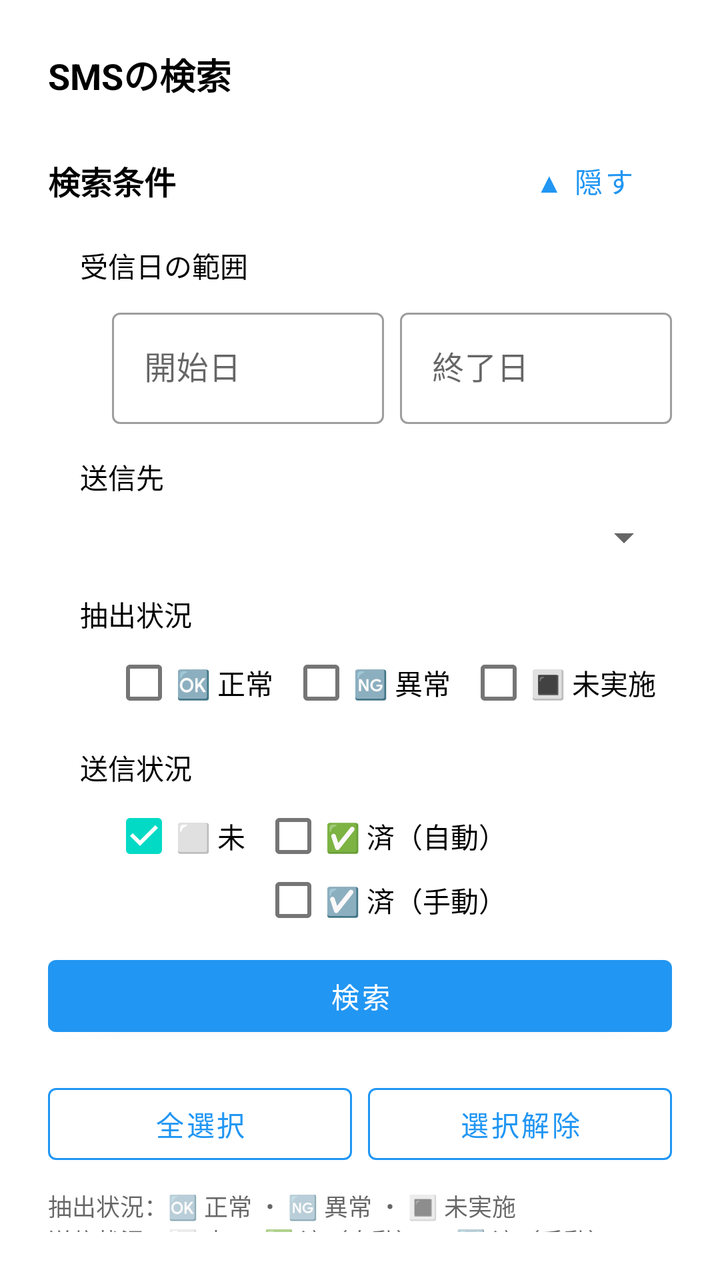
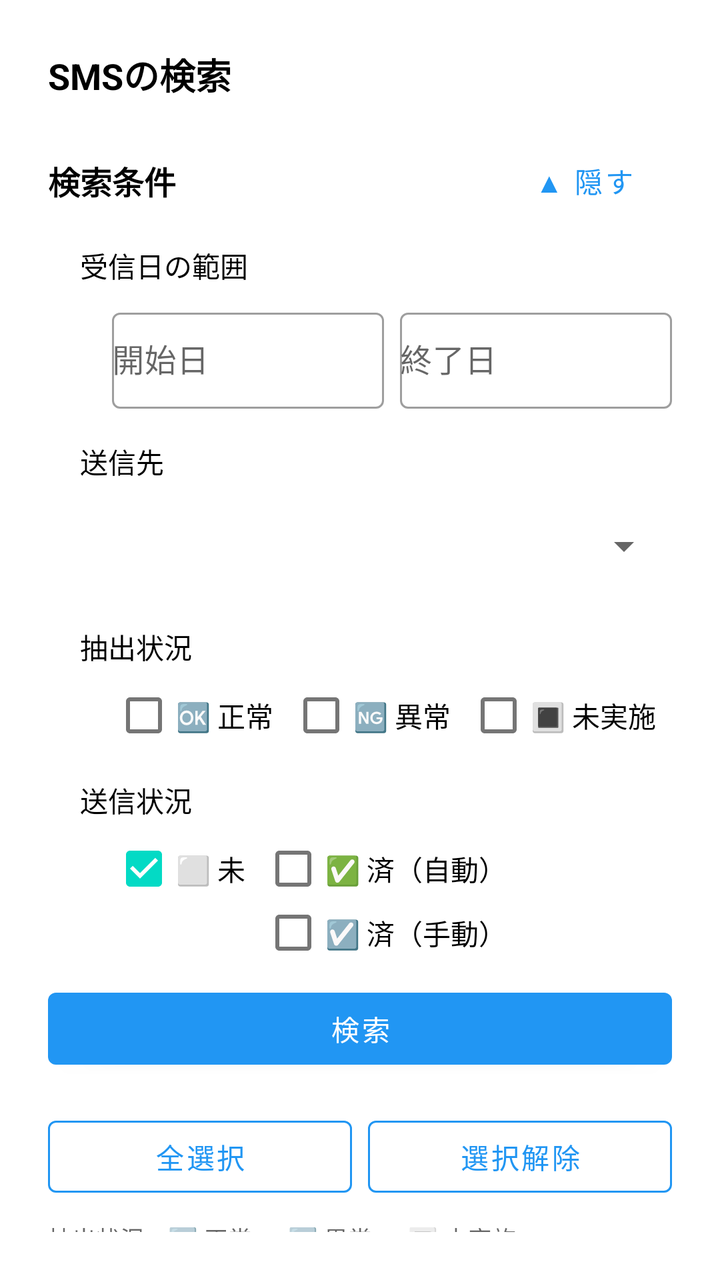

Before-and-after screenshots of an Android layout around one commit, followed by the original layout XML and the change that was made.
<!-- AndroidManifest.xml: application theme Theme.SmsToKintone -->
<!-- res/layout/activity_sms_search.xml -->
<?xml version="1.0" encoding="utf-8"?>
<LinearLayout xmlns:android="http://schemas.android.com/apk/res/android"
    xmlns:app="http://schemas.android.com/apk/res-auto"
    android:layout_width="match_parent"
    android:layout_height="match_parent"
    android:orientation="vertical"
    android:padding="24dp">

    <TextView
        android:layout_width="wrap_content"
        android:layout_height="wrap_content"
        android:layout_marginBottom="16dp"
        android:text="@string/title_sms_search"
        android:textSize="18sp"
        android:textStyle="bold"
        android:textColor="?attr/colorOnSurface" />

    <LinearLayout
        android:id="@+id/layoutPermissionRequired"
        android:layout_width="match_parent"
        android:layout_height="wrap_content"
        android:layout_marginBottom="16dp"
        android:orientation="vertical"
        android:visibility="gone">

        <TextView
            android:layout_width="wrap_content"
            android:layout_height="wrap_content"
            android:layout_marginBottom="8dp"
            android:text="@string/label_sms_read_permission_required"
            android:textColor="?attr/colorOnSurface" />
    </LinearLayout>

    <LinearLayout
        android:id="@+id/layoutSearchForm"
        android:layout_width="match_parent"
        android:layout_height="0dp"
        android:layout_weight="1"
        android:orientation="vertical">

        <LinearLayout
            android:layout_width="match_parent"
            android:layout_height="wrap_content"
            android:layout_marginBottom="8dp"
            android:orientation="horizontal"
            android:gravity="center_vertical">

            <TextView
                android:layout_width="0dp"
                android:layout_height="wrap_content"
                android:layout_weight="1"
                android:text="@string/section_search_conditions"
                android:textSize="16sp"
                android:textStyle="bold"
                android:textColor="?attr/colorOnSurface" />

            <com.google.android.material.button.MaterialButton
                android:id="@+id/btnToggleSearchFilters"
                style="@style/Widget.MaterialComponents.Button.TextButton"
                android:layout_width="wrap_content"
                android:layout_height="wrap_content"
                android:text="@string/btn_hide_search_filters" />
        </LinearLayout>

        <LinearLayout
            android:id="@+id/llSearchFilters"
            android:layout_width="match_parent"
            android:layout_height="wrap_content"
            android:layout_marginStart="16dp"
            android:orientation="vertical">

            <TextView
                android:layout_width="wrap_content"
                android:layout_height="wrap_content"
                android:layout_marginBottom="8dp"
                android:text="@string/label_search_date_range"
                android:textColor="?attr/colorOnSurface" />

            <LinearLayout
                android:layout_width="match_parent"
                android:layout_height="wrap_content"
                android:layout_marginStart="16dp"
                android:orientation="horizontal">

                <com.google.android.material.textfield.TextInputLayout
                    android:layout_width="0dp"
                    android:layout_height="wrap_content"
                    android:layout_marginEnd="8dp"
                    android:layout_weight="1"
                    android:hint="@string/hint_date_from">

                    <com.google.android.material.textfield.TextInputEditText
                        android:id="@+id/etDateFrom"
                        android:layout_width="match_parent"
                        android:layout_height="wrap_content"
                        android:focusable="false"
                        android:inputType="none" />
                </com.google.android.material.textfield.TextInputLayout>

                <com.google.android.material.textfield.TextInputLayout
                    android:layout_width="0dp"
                    android:layout_height="wrap_content"
                    android:layout_weight="1"
                    android:hint="@string/hint_date_to">

                    <com.google.android.material.textfield.TextInputEditText
                        android:id="@+id/etDateTo"
                        android:layout_width="match_parent"
                        android:layout_height="wrap_content"
                        android:focusable="false"
                        android:inputType="none" />
                </com.google.android.material.textfield.TextInputLayout>
            </LinearLayout>

            <com.google.android.material.textfield.TextInputLayout
                android:layout_width="match_parent"
                android:layout_height="wrap_content"
                android:layout_marginTop="8dp"
                android:hint="@string/hint_body_filter"
                android:visibility="gone">

                <com.google.android.material.textfield.TextInputEditText
                    android:id="@+id/etBodyFilter"
                    android:layout_width="match_parent"
                    android:layout_height="wrap_content"
                    android:inputType="text" />
            </com.google.android.material.textfield.TextInputLayout>

            <TextView
                android:id="@+id/tvSendTargetFilterLabel"
                android:layout_width="wrap_content"
                android:layout_height="wrap_content"
                android:layout_marginTop="16dp"
                android:layout_marginBottom="8dp"
                android:text="@string/label_send_target_filter"
                android:textColor="?attr/colorOnSurface" />

            <LinearLayout
                android:id="@+id/llSendTargetFilter"
                android:layout_width="match_parent"
                android:layout_height="wrap_content"
                android:layout_marginStart="16dp"
                android:orientation="vertical">

                <Spinner
                    android:id="@+id/spSendTargetFilter"
                    android:layout_width="match_parent"
                    android:layout_height="wrap_content" />
            </LinearLayout>

            <TextView
                android:layout_width="wrap_content"
                android:layout_height="wrap_content"
                android:layout_marginTop="16dp"
                android:layout_marginBottom="8dp"
                android:text="@string/label_search_extraction_status_filter"
                android:textColor="?attr/colorOnSurface" />

            <LinearLayout
                android:layout_width="match_parent"
                android:layout_height="wrap_content"
                android:layout_marginStart="16dp"
                android:orientation="horizontal"
                android:gravity="center_vertical">

                <CheckBox
                    android:id="@+id/cbExtractionSucceededOnly"
                    android:layout_width="wrap_content"
                    android:layout_height="wrap_content"
                    android:layout_marginEnd="8dp"
                    android:minHeight="0dp"
                    android:checked="false"
                    android:text="@string/cb_extraction_succeeded_only" />

                <CheckBox
                    android:id="@+id/cbExtractionFailedOnly"
                    android:layout_width="wrap_content"
                    android:layout_height="wrap_content"
                    android:layout_marginEnd="8dp"
                    android:minHeight="0dp"
                    android:checked="false"
                    android:text="@string/cb_extraction_failed_only" />

                <CheckBox
                    android:id="@+id/cbExtractionNotPerformedOnly"
                    android:layout_width="wrap_content"
                    android:layout_height="wrap_content"
                    android:minHeight="0dp"
                    android:checked="false"
                    android:text="@string/cb_extraction_not_performed_only" />
            </LinearLayout>

            <TextView
                android:layout_width="wrap_content"
                android:layout_height="wrap_content"
                android:layout_marginTop="16dp"
                android:layout_marginBottom="8dp"
                android:text="@string/label_search_send_status_filter"
                android:textColor="?attr/colorOnSurface" />

            <LinearLayout
                android:layout_width="match_parent"
                android:layout_height="wrap_content"
                android:layout_marginStart="16dp"
                android:orientation="horizontal">

                <CheckBox
                    android:id="@+id/cbSendNoneOnly"
                    android:layout_width="wrap_content"
                    android:layout_height="wrap_content"
                    android:layout_marginEnd="8dp"
                    android:minHeight="0dp"
                    android:checked="true"
                    android:text="@string/cb_send_none_only" />

                <LinearLayout
                    android:layout_width="wrap_content"
                    android:layout_height="wrap_content"
                    android:orientation="vertical">

                    <CheckBox
                        android:id="@+id/cbSentAutoOnly"
                        android:layout_width="wrap_content"
                        android:layout_height="wrap_content"
                        android:minHeight="0dp"
                        android:checked="false"
                        android:text="@string/cb_sent_auto_only" />

                    <CheckBox
                        android:id="@+id/cbSentManualOnly"
                        android:layout_width="wrap_content"
                        android:layout_height="wrap_content"
                        android:minHeight="0dp"
                        android:checked="false"
                        android:text="@string/cb_sent_manual_only" />
                </LinearLayout>
            </LinearLayout>
        </LinearLayout>

        <com.google.android.material.button.MaterialButton
            android:id="@+id/btnSearchSms"
            android:layout_width="match_parent"
            android:layout_height="wrap_content"
            android:layout_marginTop="8dp"
            android:text="@string/btn_search" />

        <LinearLayout
            android:layout_width="match_parent"
            android:layout_height="wrap_content"
            android:layout_marginTop="16dp"
            android:orientation="horizontal">

            <com.google.android.material.button.MaterialButton
                android:id="@+id/btnSelectAll"
                style="@style/AppButton.OutlinedButton"
                android:layout_width="0dp"
                android:layout_height="wrap_content"
                android:layout_marginEnd="8dp"
                android:layout_weight="1"
                android:text="@string/btn_select_all" />

            <com.google.android.material.button.MaterialButton
                android:id="@+id/btnDeselectAll"
                style="@style/AppButton.OutlinedButton"
                android:layout_width="0dp"
                android:layout_height="wrap_content"
                android:layout_weight="1"
                android:text="@string/btn_deselect_all" />
        </LinearLayout>

        <TextView
            android:layout_width="wrap_content"
            android:layout_height="wrap_content"
            android:layout_marginTop="8dp"
            android:text="@string/helper_sms_status_legend"
            android:textSize="12sp"
            android:textColor="?android:attr/textColorSecondary" />

        <TextView
            android:id="@+id/tvSmsListEmpty"
            android:layout_width="wrap_content"
            android:layout_height="wrap_content"
            android:layout_marginTop="16dp"
            android:text="@string/message_sms_search_empty"
            android:textColor="?attr/colorOnSurface"
            android:visibility="gone" />

        <androidx.swiperefreshlayout.widget.SwipeRefreshLayout
            android:id="@+id/swipeRefreshSmsList"
            android:layout_width="match_parent"
            android:layout_height="0dp"
            android:layout_marginTop="8dp"
            android:layout_weight="1">

            <ScrollView
                android:id="@+id/svSmsList"
                android:layout_width="match_parent"
                android:layout_height="match_parent">

                <LinearLayout
                    android:id="@+id/llSmsListContainer"
                    android:layout_width="match_parent"
                    android:layout_height="wrap_content"
                    android:orientation="vertical" />
            </ScrollView>
        </androidx.swiperefreshlayout.widget.SwipeRefreshLayout>

        <com.google.android.material.button.MaterialButton
            android:id="@+id/btnSendSelected"
            android:layout_width="match_parent"
            android:layout_height="wrap_content"
            android:layout_marginTop="16dp"
            android:text="@string/btn_send_selected" />

    </LinearLayout>

</LinearLayout>
<!-- resources referenced by this layout -->
<resources>
  <string name="btn_deselect_all">選択解除</string>
  <string name="btn_hide_search_filters">▲ 隠す</string>
  <string name="btn_search">検索</string>
  <string name="btn_select_all">全選択</string>
  <string name="btn_send_selected">選択したSMSを送信</string>
  <string name="cb_extraction_failed_only">🆖 異常</string>
  <string name="cb_extraction_not_performed_only">🔳 未実施</string>
  <string name="cb_extraction_succeeded_only">🆗 正常</string>
  <string name="cb_send_none_only">⬜ 未</string>
  <string name="cb_sent_auto_only">✅ 済（自動）</string>
  <string name="cb_sent_manual_only">☑️ 済（手動）</string>
  <string name="helper_sms_status_legend">"抽出状況：🆗 正常 ・ 🆖 異常 ・ 🔳 未実施\n送信状況：⬜ 未 ・ ✅ 済（自動） ・ ☑️ 済（手動）\n返信状況：📨 済（自動）\n送信先：🈶 あり ・ 🈚 なし ・ ♻️ 引き継ぎ"</string>
  <string name="hint_body_filter">本文に含む文字列</string>
  <string name="hint_date_from">開始日</string>
  <string name="hint_date_to">終了日</string>
  <string name="label_search_date_range">受信日の範囲</string>
  <string name="label_search_extraction_status_filter">抽出状況</string>
  <string name="label_search_send_status_filter">送信状況</string>
  <string name="label_send_target_filter">送信先</string>
  <string name="label_sms_read_permission_required">アプリ設定画面の「端末の許可」の「SMSの読み取り」を許可してください</string>
  <string name="message_sms_search_empty">該当するSMSがありません</string>
  <string name="section_search_conditions">検索条件</string>
  <string name="title_sms_search">SMSの検索</string>
  <style name="AppButton.OutlinedButton" parent="Widget.MaterialComponents.Button.OutlinedButton">
          <item name="strokeColor">@color/button_stroke_color</item>
          <item name="android:disabledAlpha">0.5</item>
      </style>
  <style name="Theme.SmsToKintone" parent="Theme.MaterialComponents.DayNight.NoActionBar">
          <item name="colorPrimary">@color/blue_500</item>
          <item name="colorPrimaryVariant">@color/blue_700</item>
          <item name="colorPrimaryDark">@color/blue_700</item>
          <item name="colorOnPrimary">@color/white</item>
          <item name="colorSecondary">@color/teal_200</item>
          <item name="colorSecondaryVariant">@color/teal_700</item>
          <item name="colorOnSecondary">@color/black</item>
          <item name="textInputStyle">@style/Widget.MaterialComponents.TextInputLayout.OutlinedBox</item>
      </style>
  <color name="blue_500">#2196F3</color>
  <color name="blue_700">#1976D2</color>
  <color name="white">#FFFFFFFF</color>
  <color name="teal_200">#03DAC5</color>
  <color name="teal_700">#018786</color>
  <color name="black">#FF000000</color>
</resources>

<!-- the commit's change to res/layout/activity_sms_search.xml (unified diff, before → after) -->
@@ -91,6 +91,7 @@
 
                     <com.google.android.material.textfield.TextInputEditText
                         android:id="@+id/etDateFrom"
+                        style="@style/AppTextInputEditText"
                         android:layout_width="match_parent"
                         android:layout_height="wrap_content"
                         android:focusable="false"
@@ -105,6 +106,7 @@
 
                     <com.google.android.material.textfield.TextInputEditText
                         android:id="@+id/etDateTo"
+                        style="@style/AppTextInputEditText"
                         android:layout_width="match_parent"
                         android:layout_height="wrap_content"
                         android:focusable="false"
@@ -121,6 +123,7 @@
 
                 <com.google.android.material.textfield.TextInputEditText
                     android:id="@+id/etBodyFilter"
+                    style="@style/AppTextInputEditText"
                     android:layout_width="match_parent"
                     android:layout_height="wrap_content"
                     android:inputType="text" />
@@ -144,6 +147,7 @@
 
                 <Spinner
                     android:id="@+id/spSendTargetFilter"
+                    style="@style/AppSpinner"
                     android:layout_width="match_parent"
                     android:layout_height="wrap_content" />
             </LinearLayout>
@@ -165,6 +169,7 @@
 
                 <CheckBox
                     android:id="@+id/cbExtractionSucceededOnly"
+                    style="@style/AppCheckBox"
                     android:layout_width="wrap_content"
                     android:layout_height="wrap_content"
                     android:layout_marginEnd="8dp"
@@ -174,6 +179,7 @@
 
                 <CheckBox
                     android:id="@+id/cbExtractionFailedOnly"
+                    style="@style/AppCheckBox"
                     android:layout_width="wrap_content"
                     android:layout_height="wrap_content"
                     android:layout_marginEnd="8dp"
@@ -183,6 +189,7 @@
 
                 <CheckBox
                     android:id="@+id/cbExtractionNotPerformedOnly"
+                    style="@style/AppCheckBox"
                     android:layout_width="wrap_content"
                     android:layout_height="wrap_content"
                     android:minHeight="0dp"
@@ -206,6 +213,7 @@
 
                 <CheckBox
                     android:id="@+id/cbSendNoneOnly"
+                    style="@style/AppCheckBox"
                     android:layout_width="wrap_content"
                     android:layout_height="wrap_content"
                     android:layout_marginEnd="8dp"
@@ -220,6 +228,7 @@
 
                     <CheckBox
                         android:id="@+id/cbSentAutoOnly"
+                        style="@style/AppCheckBox"
                         android:layout_width="wrap_content"
                         android:layout_height="wrap_content"
                         android:minHeight="0dp"
@@ -228,6 +237,7 @@
 
                     <CheckBox
                         android:id="@+id/cbSentManualOnly"
+                        style="@style/AppCheckBox"
                         android:layout_width="wrap_content"
                         android:layout_height="wrap_content"
                         android:minHeight="0dp"
<!-- resource entries referenced after the edit -->
@@ -27,6 +27,24 @@
           <item name="strokeColor">@color/button_stroke_color</item>
           <item name="android:disabledAlpha">0.5</item>
       </style>
+  <style name="AppCheckBox">
+          <item name="android:minHeight">0dp</item>
+          <item name="android:padding">0dp</item>
+          <item name="android:paddingTop">8dp</item>
+          <item name="android:paddingBottom">8dp</item>
+      </style>
+  <style name="AppSpinner">
+          <item name="android:minHeight">48dp</item>
+          <item name="android:padding">0dp</item>
+          <item name="android:paddingTop">8dp</item>
+          <item name="android:paddingBottom">8dp</item>
+      </style>
+  <style name="AppTextInputEditText">
+          <item name="android:minHeight">48dp</item>
+          <item name="android:padding">0dp</item>
+          <item name="android:paddingTop">8dp</item>
+          <item name="android:paddingBottom">8dp</item>
+      </style>
   <style name="Theme.SmsToKintone" parent="Theme.MaterialComponents.DayNight.NoActionBar">
           <item name="colorPrimary">@color/blue_500</item>
           <item name="colorPrimaryVariant">@color/blue_700</item>
